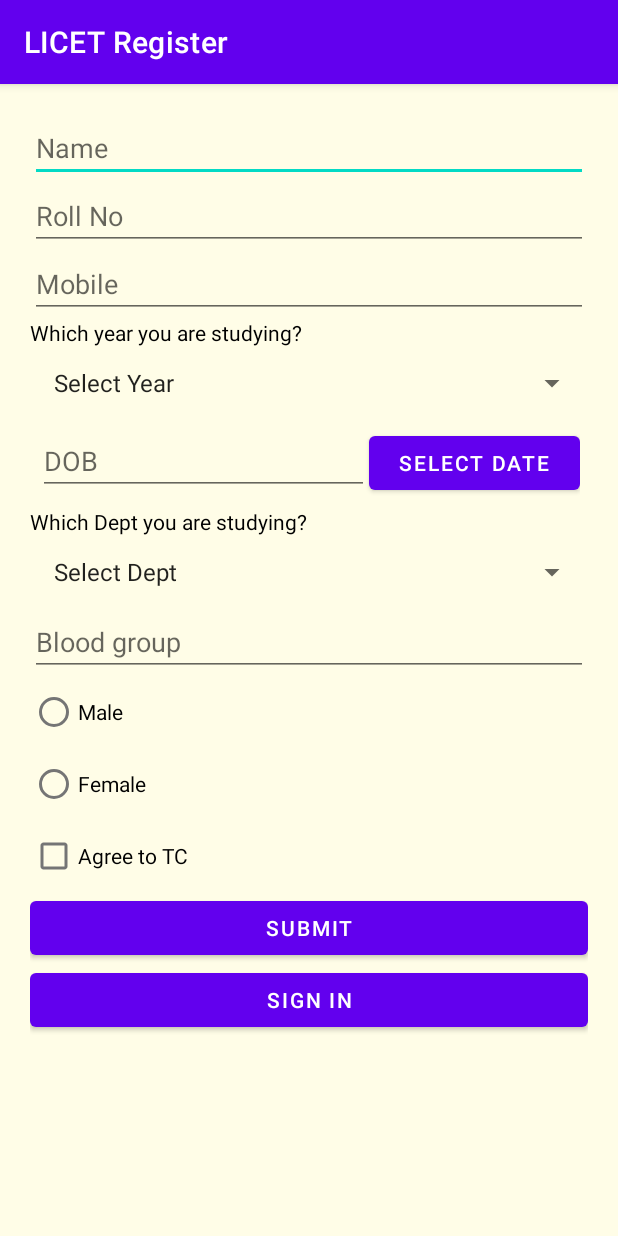
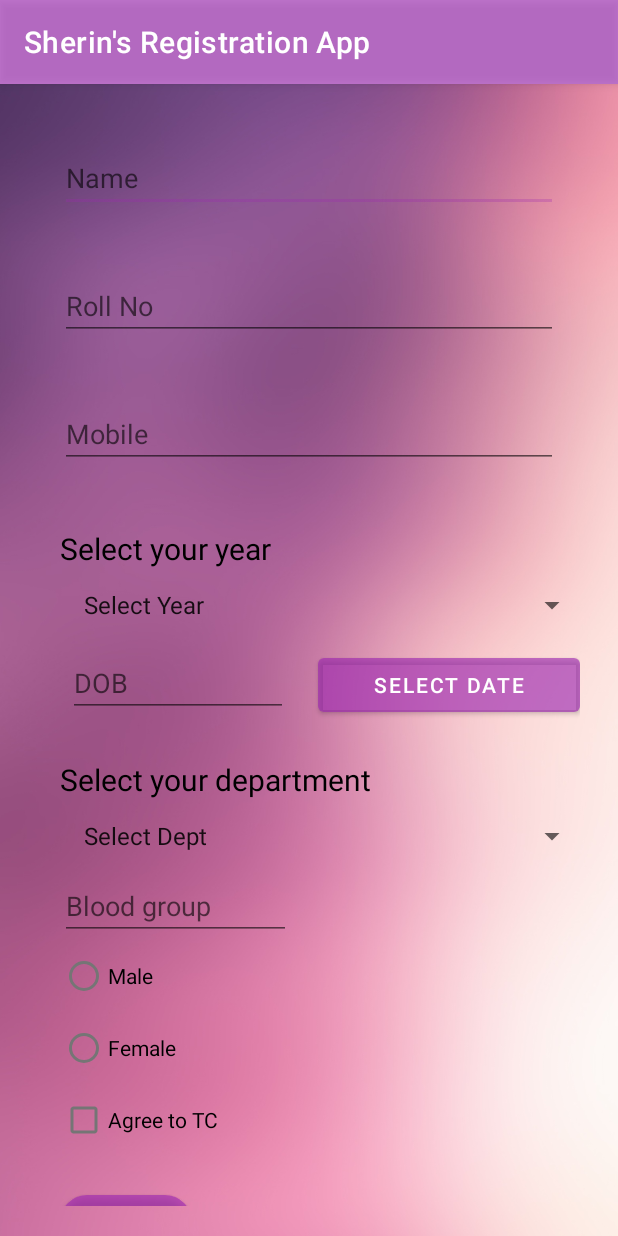
Before and after one commit to Sherin-Sneha/RegisterationApp, an Android app: the screen it shows after launch (MainActivity), on a phone screen of 412 x 824 dp. Run offline under Robolectric (Android 15) with nearby library versions, the phone set to English and light mode, and no system bars.

Commit message:
modified:   .idea/compiler.xml 	modified:   .idea/gradle.xml 	new file:   .idea/inspectionProfiles/Project_Default.xml 	modified:   .idea/misc.xml 	modified:   app/build.gradle 	modified:   app/src/main/AndroidManifest.xml 	modified:   app/src/main/java/com/am/licetregister/MainActivity.java 	new file:   app/src/main/java/com/am/licetregister/MainActivity2.java 	new file:   app/src/main/java/com/am/licetregister/MainActivity3.java 	new file:   app/src/main/java/com/am/licetregister/data/LoginDataSource.java 	new file:   app/src/main/java/com/am/licetregister/data/LoginRepository.java 	new file:   app/src/main/java/com/am/licetregister/data/Result.java 	new file:   app/src/main/java/com/am/licetregister/data/model/LoggedInUser.java 	new file:   app/src/main/res/drawable-v24/bg.png 	modified:   app/src/main/res/layout/activity_main.xml 	new file:   app/src/main/res/layout/activity_main2.xml 	new file:   app/src/main/res/layout/activity_main3.xml 	new file:   app/src/main/res/layout/activity_signup.xml 	new file:   app/src/main/res/raw/abc.mp3 	modified:   app/src/main/res/values/colors.xml 	new file:   app/src/main/res/values/dimens.xml 	modified:   app/src/main/res/values/strings.xml

```diff
--- a/app/build.gradle
+++ b/app/build.gradle
@@ -33,6 +33,9 @@ dependencies {
     implementation 'androidx.appcompat:appcompat:1.2.0'
     implementation 'com.google.android.material:material:1.2.1'
     implementation 'androidx.constraintlayout:constraintlayout:2.0.4'
+    implementation 'androidx.annotation:annotation:1.1.0'
+    implementation 'androidx.lifecycle:lifecycle-livedata-ktx:2.2.0'
+    implementation 'androidx.lifecycle:lifecycle-viewmodel-ktx:2.2.0'
     testImplementation 'junit:junit:4.+'
     androidTestImplementation 'androidx.test.ext:junit:1.1.2'
     androidTestImplementation 'androidx.test.espresso:espresso-core:3.3.0'
--- a/app/src/main/java/com/am/licetregister/MainActivity.java
+++ b/app/src/main/java/com/am/licetregister/MainActivity.java
@@ -1,30 +1,57 @@
 package com.am.licetregister;
 
+import androidx.appcompat.app.AlertDialog;
 import androidx.appcompat.app.AppCompatActivity;
 
 import android.app.DatePickerDialog;
+import android.content.DialogInterface;
+import android.content.Intent;
+import android.media.MediaPlayer;
 import android.os.Bundle;
 import android.view.View;
+import android.widget.AdapterView;
 import android.widget.ArrayAdapter;
+import android.widget.Button;
+import android.widget.CheckBox;
 import android.widget.DatePicker;
 import android.widget.EditText;
+import android.widget.RadioButton;
+import android.widget.RadioGroup;
 import android.widget.Spinner;
+import android.widget.Toast;
+
+import org.w3c.dom.Text;
 
 import java.util.ArrayList;
 
 public class MainActivity extends AppCompatActivity {
 
-    // hi this text i added from website
-
-    // hi i am from android studio
     Spinner sp;
     ArrayList arrayList;
     ArrayAdapter arrayAdapter;
     Spinner sp1;
     ArrayList arrayList1;
     ArrayAdapter arrayAdapter1;
+    CheckBox checkBox;
+    RadioGroup radioGroup;
+    Button button;
+    Button button2;
+    EditText eddob;
+    String s1;
+    String s2;
+    String s3;
+    String s4;
+    String s5;
+    String s6;
+    String s7;
+    String s8;
+    String ss;
+    String s;
+    EditText name;
+    EditText mail;
+    EditText mobile;
+    EditText blood;
 
-    EditText eddob;
 
     @Override
     protected void onCreate(Bundle savedInstanceState) {
@@ -32,8 +59,25 @@ public class MainActivity extends AppCompatActivity {
         setContentView(R.layout.activity_main);
         sp=findViewById(R.id.spinner);
         sp1=findViewById(R.id.spinner2);
+        checkBox=findViewById(R.id.checkBox);
+        eddob= findViewById(R.id.editTextTextPersonName4);
+        name=findViewById(R.id.editTextTextPersonName);
+        mail=findViewById(R.id.editTextTextPersonName2);
+        mobile=findViewById(R.id.editTextTextPersonName3);
+        blood=findViewById(R.id.editTextTextPersonName5);
+        button=findViewById(R.id.button2);
+        button2=findViewById(R.id.button3);
+        radioGroup=findViewById(R.id.radioGroup);
 
-        eddob= findViewById(R.id.editTextTextPersonName4);
+        button2.setOnClickListener(new View.OnClickListener() {
+            @Override
+            public void onClick(View v) {
+                Intent np= new Intent(MainActivity.this,MainActivity3.class);
+                startActivity(np);
+            }
+        });
+
+
 
         arrayList=new ArrayList();
         arrayList1=new ArrayList();
@@ -45,7 +89,7 @@ public class MainActivity extends AppCompatActivity {
                 new ArrayAdapter(MainActivity.this,
                         android.R.layout.simple_list_item_1,arrayList);
         sp.setAdapter(arrayAdapter);
-    arrayAdapter1=
+        arrayAdapter1=
                 new ArrayAdapter(MainActivity.this,
                         android.R.layout.simple_list_item_1,arrayList1);
         sp1.setAdapter(arrayAdapter1);
@@ -60,7 +104,66 @@ public class MainActivity extends AppCompatActivity {
                 eddob.setText(i+"/"+i1+"/"+i2);
                 eddob.setEnabled(false);
             }
-        }, 1999, 0, 1);
+        }, 1995, 0, 1);
         datePickerDialog.show();
     }
+
+    public void sub(View view){
+        button.setOnClickListener(new View.OnClickListener() {
+            @Override
+            public void onClick(View v) {
+                s1= name.getText().toString();
+                s2= mail.getText().toString();
+                s3= mobile.getText().toString();
+                s5= eddob.getText().toString();
+                s7= blood.getText().toString();
+
+                int r= radioGroup.getCheckedRadioButtonId();
+                switch (r){
+                    case R.id.radioButton:
+                        ss="Male";
+                        break;
+
+                    case R.id.radioButton2:
+                        ss="Female";
+                        break;
+                }
+                s="Your gender:"+ ss;
+                boolean check= checkBox.isChecked();
+                if(check){
+                    Intent np =new Intent(MainActivity.this,MainActivity2.class);
+                    np.putExtra("xyz",s1);
+                    np.putExtra("abc",s2);
+                    np.putExtra("pqr",s3);
+                    np.putExtra("ab",s5);
+                    np.putExtra("x",s7);
+                    np.putExtra("a",s8);
+                    startActivity(np);
+                }
+                else{
+                    final MediaPlayer mp =MediaPlayer.create(MainActivity.this,R.raw.abc);
+                    mp.start();
+                    new AlertDialog.Builder(MainActivity.this)
+                            .setTitle("Alert!")
+                            .setMessage("Agree the Terms & Conditions")
+                            .setPositiveButton("Ok", new DialogInterface.OnClickListener() {
+                                @Override
+                                public void onClick(DialogInterface dialogInterface, int i) {
+                                    Intent obj = new Intent(MainActivity.this,MainActivity.class);
+                                    startActivity(obj);
+                                }
+                            })
+                            .show();
+                }
+
+            }
+        });
+
+
+
+
+
+    }
+
+
 }
--- a/app/src/main/res/layout/activity_main.xml
+++ b/app/src/main/res/layout/activity_main.xml
@@ -5,7 +5,7 @@
     android:layout_width="match_parent"
     android:layout_height="match_parent"
     android:orientation="vertical"
-    android:background="#FFFDE7"
+    android:background="@drawable/bg"
     android:padding="20dp"
     tools:context=".MainActivity" >
 
@@ -16,102 +16,121 @@
         <LinearLayout
             android:layout_width="match_parent"
             android:layout_height="wrap_content"
-            android:orientation="vertical" >
+            android:backgroundTint="#FFFFFF"
+            android:orientation="vertical">
 
             <EditText
                 android:id="@+id/editTextTextPersonName"
                 android:layout_width="match_parent"
                 android:layout_height="wrap_content"
+                android:layout_margin="20dp"
                 android:ems="10"
-                android:inputType="textPersonName"
-                android:hint="Name" />
+                android:hint="Name"
+                android:inputType="textPersonName" />
 
             <EditText
                 android:id="@+id/editTextTextPersonName2"
                 android:layout_width="match_parent"
                 android:layout_height="wrap_content"
+                android:layout_margin="20dp"
                 android:ems="10"
-                android:inputType="textPersonName"
-                android:hint="Roll No" />
+                android:hint="Roll No"
+                android:inputType="textPersonName" />
 
             <EditText
                 android:id="@+id/editTextTextPersonName3"
                 android:layout_width="match_parent"
                 android:layout_height="wrap_content"
+                android:layout_margin="20dp"
                 android:ems="10"
-                android:inputType="textPersonName"
-                android:hint="Mobile" />
+                android:hint="Mobile"
+                android:inputType="textPersonName" />
 
             <TextView
                 android:id="@+id/textView"
                 android:layout_width="match_parent"
                 android:layout_height="wrap_content"
+                android:layout_marginLeft="20dp"
+                android:layout_marginTop="20dp"
+                android:text="Select your year"
                 android:textColor="#000"
-                android:text="Which year you are studying?" />
+                android:textSize="20sp" />
 
             <Spinner
                 android:id="@+id/spinner"
                 android:layout_width="match_parent"
+                android:layout_marginLeft="20dp"
+                android:contextClickable="true"
                 android:layout_height="wrap_content" />
 
             <LinearLayout
                 android:layout_width="match_parent"
+                android:layout_height="wrap_content"
                 android:layout_margin="5dp"
-                android:layout_height="wrap_content"
                 android:orientation="horizontal">
 
                 <EditText
                     android:id="@+id/editTextTextPersonName4"
-                    android:layout_width="wrap_content"
+                    android:layout_width="105dp"
                     android:layout_height="wrap_content"
+                    android:layout_marginLeft="20dp"
                     android:layout_weight="1"
                     android:ems="10"
-                    android:inputType="textPersonName"
-                    android:hint="DOB" />
+                    android:hint="DOB"
+                    android:inputType="textPersonName" />
 
                 <Button
                     android:id="@+id/button"
                     android:layout_width="wrap_content"
                     android:layout_height="wrap_content"
+                    android:layout_marginLeft="20dp"
                     android:layout_weight="1"
                     android:onClick="dat"
                     android:text="Select Date" />
             </LinearLayout>
+
             <TextView
                 android:id="@+id/textView1"
                 android:layout_width="match_parent"
                 android:layout_height="wrap_content"
+                android:layout_marginLeft="20dp"
+                android:layout_marginTop="20dp"
+                android:text="Select your department"
                 android:textColor="#000"
-
-                android:text="Which Dept you are studying?" />
+                android:textSize="20sp" />
 
             <Spinner
                 android:id="@+id/spinner2"
                 android:layout_width="match_parent"
+                android:layout_marginLeft="20dp"
                 android:layout_height="wrap_content" />
 
             <EditText
                 android:id="@+id/editTextTextPersonName5"
-                android:layout_width="match_parent"
+                android:layout_width="154dp"
                 android:layout_height="wrap_content"
+                android:layout_marginLeft="20dp"
                 android:ems="10"
-                android:inputType="textPersonName"
-                android:hint="Blood group" />
+                android:hint="Blood group"
+                android:inputType="textPersonName" />
 
             <RadioGroup
+                android:id="@+id/radioGroup"
                 android:layout_width="match_parent"
-                android:layout_height="wrap_content" >
+                android:layout_height="wrap_content">
 
                 <RadioButton
                     android:id="@+id/radioButton2"
                     android:layout_width="match_parent"
                     android:layout_height="wrap_content"
+                    android:layout_marginLeft="20dp"
                     android:text="Male" />
 
                 <RadioButton
                     android:id="@+id/radioButton"
                     android:layout_width="match_parent"
                     android:layout_height="wrap_content"
+                    android:layout_marginLeft="20dp"
                     android:text="Female" />
             </RadioGroup>
 
@@ -119,18 +138,27 @@
                 android:id="@+id/checkBox"
                 android:layout_width="match_parent"
                 android:layout_height="wrap_content"
+                android:layout_marginLeft="20dp"
                 android:text="Agree to TC" />
 
             <Button
                 android:id="@+id/button2"
-                android:layout_width="match_parent"
+                android:layout_width="wrap_content"
                 android:layout_height="wrap_content"
-                android:text="Submit" />
+                android:layout_margin="20dp"
+                android:text="Submit"
+                android:textAllCaps="false"
+                android:textColor="#000000"
+                android:onClick="sub"
+                android:textColorLink="#AD9C27B0"
+                app:cornerRadius="25dp" />
 
             <Button
                 android:id="@+id/button3"
                 android:layout_width="match_parent"
                 android:layout_height="wrap_content"
+                android:layout_margin="20dp"
+                android:background="#A19C27B0"
                 android:text="sign in" />
 
         </LinearLayout>
--- a/app/src/main/res/values/colors.xml
+++ b/app/src/main/res/values/colors.xml
@@ -1,9 +1,9 @@
 <?xml version="1.0" encoding="utf-8"?>
 <resources>
     <color name="purple_200">#FFBB86FC</color>
-    <color name="purple_500">#FF6200EE</color>
+    <color name="purple_500">#A19C27B0</color>
     <color name="purple_700">#FF3700B3</color>
-    <color name="teal_200">#FF03DAC5</color>
+    <color name="teal_200">#469C27B0</color>
     <color name="teal_700">#FF018786</color>
     <color name="black">#FF000000</color>
     <color name="white">#FFFFFFFF</color>
--- /dev/null
+++ b/app/src/main/res/values/dimens.xml
@@ -0,0 +1,5 @@
+<resources>
+    <!-- Default screen margins, per the Android Design guidelines. -->
+    <dimen name="activity_horizontal_margin">16dp</dimen>
+    <dimen name="activity_vertical_margin">16dp</dimen>
+</resources>
```
Also changed, not shown: app/src/main/AndroidManifest.xml (+6 -1 lines), app/src/main/java/com/am/licetregister/MainActivity2.java (added, +56 -0 lines), app/src/main/java/com/am/licetregister/MainActivity3.java (added, +14 -0 lines), app/src/main/java/com/am/licetregister/data/LoginDataSource.java (added, +29 -0 lines), app/src/main/java/com/am/licetregister/data/LoginRepository.java (added, +54 -0 lines), app/src/main/java/com/am/licetregister/data/Result.java (added, +48 -0 lines), app/src/main/java/com/am/licetregister/data/model/LoggedInUser.java (added, +23 -0 lines), app/src/main/res/layout/activity_main2.xml (added, +111 -0 lines), app/src/main/res/layout/activity_main3.xml (added, +87 -0 lines), app/src/main/res/layout/activity_signup.xml (added, +76 -0 lines), app/src/main/res/values/strings.xml (+9 -0 lines), app/src/main/res/drawable-v24/bg.png (added), 1 other file.
